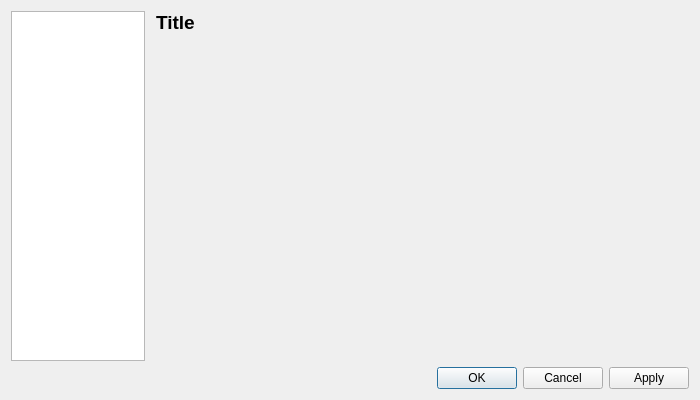
The window that settingsdialog.ui (sme-gmbh/smepowercad) describes before a commit, drawn with Qt 5.
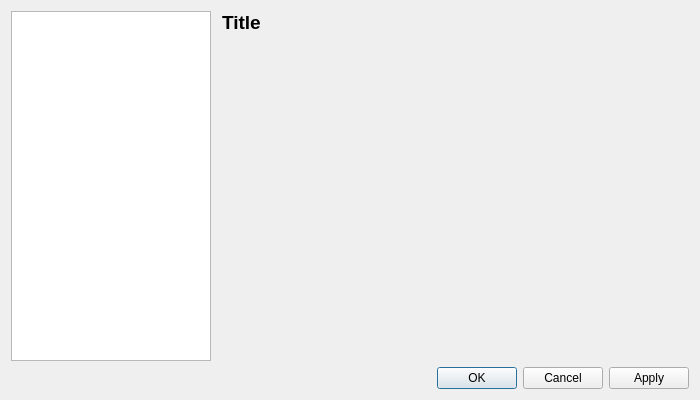
The same window after the commit.

```diff
--- a/settingsdialog.ui
+++ b/settingsdialog.ui
@@ -71,7 +71,14 @@
     </layout>
    </item>
    <item row="0" column="0" rowspan="2">
-    <widget class="QListWidget" name="listWidget"/>
+    <widget class="QListWidget" name="listWidget">
+     <property name="minimumSize">
+      <size>
+       <width>200</width>
+       <height>0</height>
+      </size>
+     </property>
+    </widget>
    </item>
   </layout>
  </widget>
```
